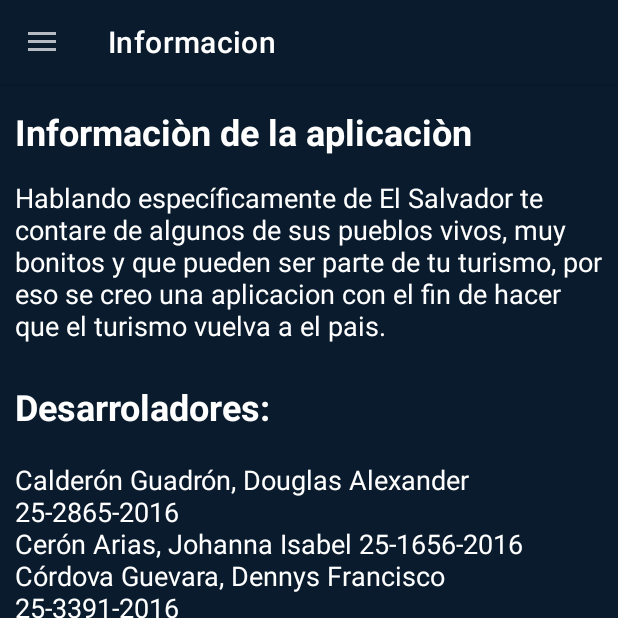
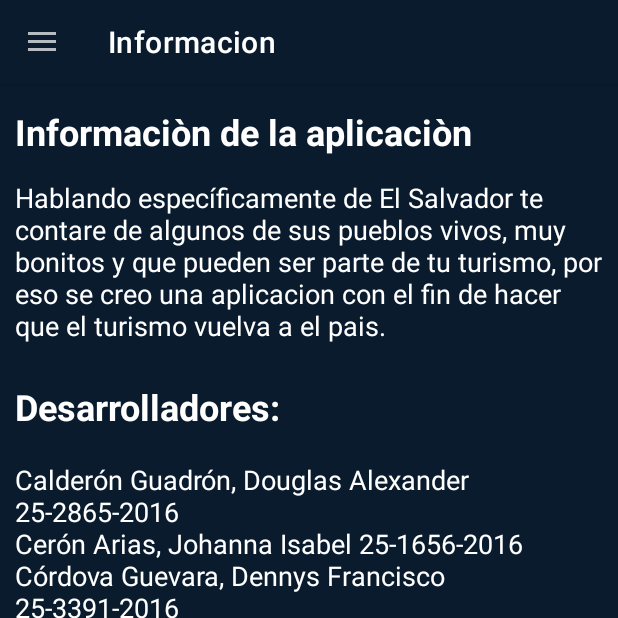
Before and after one commit to ETPS3-T/ETPS3-T_Project, an Android app: the MenuUser screen opened directly, with no data from a screen before it, in the side drawer, after a tap on "Informacion", on a phone screen of 412 x 824 dp, the top half of it. Run offline under Robolectric (Android 15) with nearby library versions, the phone set to English and light mode, and no system bars; our stand-ins replace navigation-ui; Roboto replaces fonts that are not available here.

Commit message:
Solocionando errores de ortografia y problemas de scroll en algunas vistas, agregando iconos al menu lateral del usuario.

```diff
--- a/app/src/main/res/layout/user_informacion.xml
+++ b/app/src/main/res/layout/user_informacion.xml
@@ -45,7 +45,7 @@
                 android:paddingLeft="10dp"
                 android:paddingTop="25dp"
                 android:paddingRight="10dp"
-                android:text="Desarroladores:"
+                android:text="Desarrolladores:"
                 android:textColor="@color/white"
                 android:textSize="24sp"
                 android:textStyle="bold" />
--- a/app/src/main/res/menu/activity_main_drawer.xml
+++ b/app/src/main/res/menu/activity_main_drawer.xml
@@ -6,22 +6,22 @@
     <group android:checkableBehavior="single">
         <item
             android:id="@+id/user_nav_inicio"
-            android:icon="@drawable/ic_menu_gallery"
+            android:icon="@drawable/ic_home"
             android:title="Inicio" />
 
         <item
             android:id="@+id/user_nav_ubicacion"
-            android:icon="@drawable/ic_menu_camera"
+            android:icon="@drawable/ic_mapita"
             android:title="Ubicacion" />
 
         <item
             android:id="@+id/user_nav_informacion"
-            android:icon="@drawable/ic_menu_slideshow"
+            android:icon="@android:drawable/ic_dialog_info"
             android:title="Informacion" />
 
         <item
             android:id="@+id/user_nav_lugares"
-            android:icon="@drawable/ic_menu_slideshow"
+            android:icon="@android:drawable/ic_dialog_map"
             android:title="Lugares" />
 
     </group>
@@ -38,7 +38,7 @@
             android:title=" " />
         <item
             android:id="@+id/user_nav_logout"
-            android:icon="@drawable/ic_menu_slideshow"
+            android:icon="@drawable/image_icon_logout_pic_512x512"
             android:title="Cerrar Sesion" />
     </group>
 </menu>
```
Also changed, not shown: app/src/main/res/layout/activity_main.xml (+5 -18 lines), app/src/main/res/layout/fragment_info_lugar_fragmento.xml (+23 -11 lines), app/src/main/res/layout/user_nav_header.xml (+6 -4 lines).
